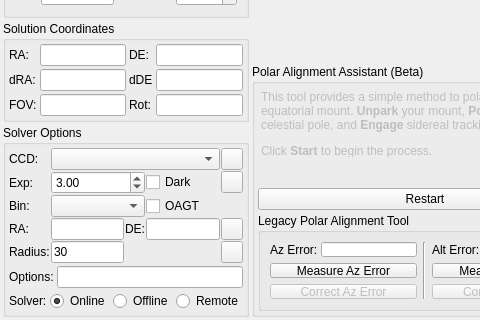
Old version of the form kstars/ekos/align/align.ui in the repository KDE/kstars; both pictures show x 0 to 480 and y 182 to 502 of the 601 by 502 pixel window.
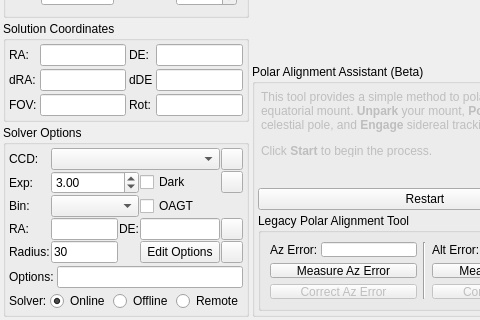
New version of the form. Custom widgets are drawn as their Qt base class.

Commit message: I added the other features that I wanted including the defaults and reset buttons as well as the update coordinates and scale buttons. As you pointed out, I fixed the typo you pointed out with astrometry.net versions and  added more tooltips so everything now has one. I added a working combobox that can do several different units and updated the regular argument generator to also be units-friendly. I made the interface look prettier.  I handle bad text entries into all of the boxes except the large lineEdit. And I worked out most of the bugs.

```diff
--- a/kstars/ekos/align/align.ui
+++ b/kstars/ekos/align/align.ui
@@ -691,6 +691,13 @@
                 </property>
                </widget>
               </item>
+              <item row="4" column="3">
+               <widget class="QPushButton" name="editOptionsB">
+                <property name="text">
+                 <string>Edit Options</string>
+                </property>
+               </widget>
+              </item>
              </layout>
             </item>
            </layout>
```
The commit also changes 3 other files.
